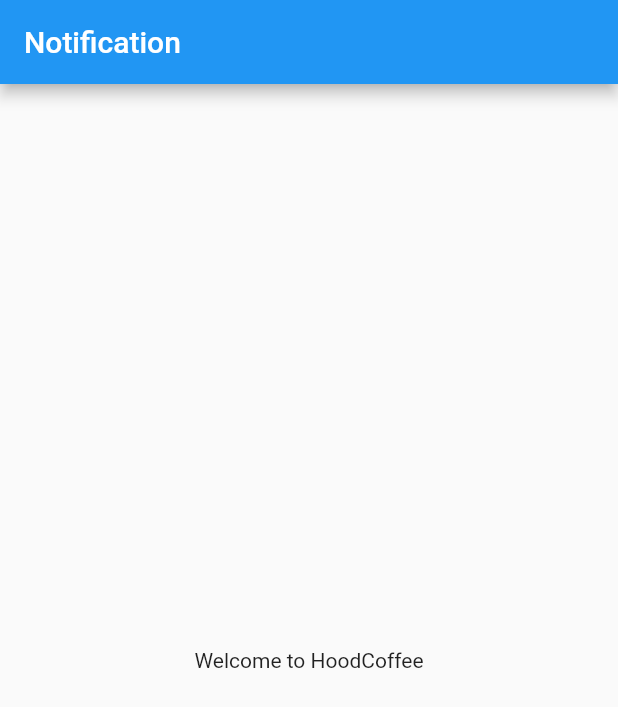
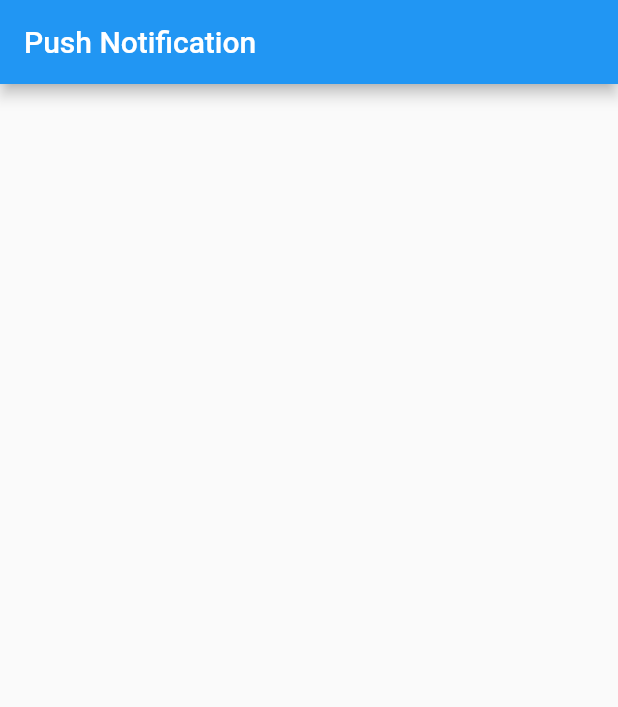
Before and after one commit to Zulfadlifauzi/Flutterpushnotification, a Flutter app: the screen it shows after launch, on a phone screen of 412 x 824 dp. Shown: the top 707 px of the screen. Run offline on Flutter 3.47's test engine with Material 2 defaults, Android fonts, the light colour scheme and no system bars; missing offline and left inert: onesignal_flutter.

Commit message:
3rd commit

```diff
--- a/lib/main.dart
+++ b/lib/main.dart
@@ -38,15 +38,9 @@
   @override
   Widget build(BuildContext context) {
     return Scaffold(
-      appBar: AppBar(title: Text(widget.title),
+      appBar: AppBar(
+        title: Text('Push Notification'),
       ),
-      body:Center(
-        child: Column(
-          mainAxisAlignment: MainAxisAlignment.center,
-          children: [
-            Text('Welcome to HoodCoffee')
-          ],
-        ))
     );
   }
 
```
Also changed, not shown: 1 other file.
